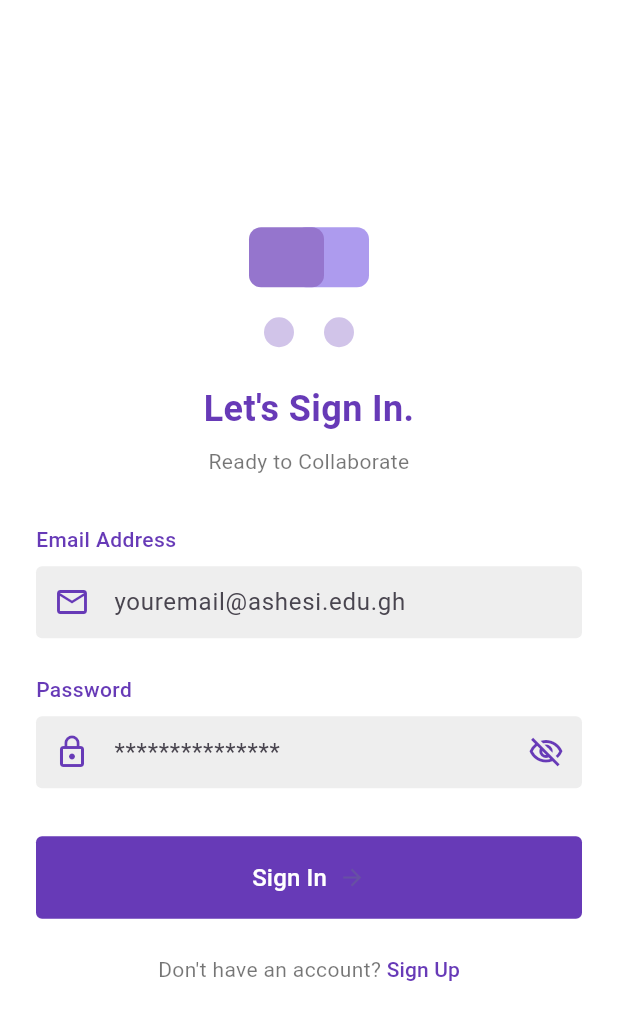
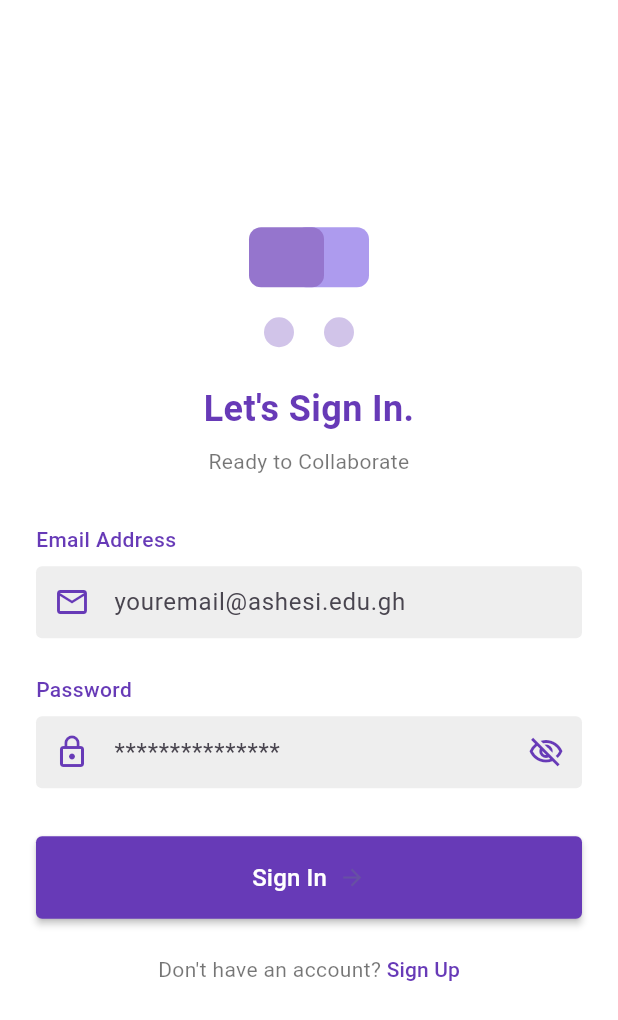
Before and after one commit to DaveSaah/collabhub, a Flutter app: the screen it shows after launch, on a phone screen of 412 x 824 dp. Shown: the top 1020 px of the screen. Run offline on Flutter 3.47's test engine with Material 3 defaults, Android fonts, the light colour scheme and no system bars; our stand-ins replace cloud_firestore, firebase_auth, firebase_core; accounts and stored records are empty.

Commit message:
animation for login

```diff
--- a/lib/views/auth/login_page.dart
+++ b/lib/views/auth/login_page.dart
@@ -11,11 +11,40 @@
   State<LoginScreen> createState() => _LoginScreenState();
 }
 
-class _LoginScreenState extends State<LoginScreen> {
+class _LoginScreenState extends State<LoginScreen> with SingleTickerProviderStateMixin {
   bool _obscureText = true;
   final TextEditingController _emailController = TextEditingController();
   final TextEditingController _passwordController = TextEditingController();
   final AuthService _authService = AuthService();
+  bool _isLoading = false;
+
+  // Animation controller and animation
+  late AnimationController _animationController;
+  late Animation<double> _scaleAnimation;
+  late Animation<double> _fadeAnimation;
+
+  @override
+  void initState() {
+    super.initState();
+    _animationController = AnimationController(
+      vsync: this,
+      duration: const Duration(milliseconds: 800),
+    );
+
+    _scaleAnimation = Tween<double>(begin: 1.0, end: 0.95).animate(
+      CurvedAnimation(
+        parent: _animationController,
+        curve: Curves.easeInOut,
+      ),
+    );
+
+    _fadeAnimation = Tween<double>(begin: 0.0, end: 1.0).animate(
+      CurvedAnimation(
+        parent: _animationController,
+        curve: Curves.easeIn,
+      ),
+    );
+  }
 
   // Validation functions
   bool _isValidAshesiEmail(String email) {
@@ -59,13 +88,36 @@
       return;
     }
 
+    // Start loading animation
+    setState(() {
+      _isLoading = true;
+    });
+    _animationController.repeat(reverse: true);
+
     try {
       await _authService.signInWithEmailAndPassword(email, password);
+
+      // Stop animation
+      _animationController.stop();
+      setState(() {
+        _isLoading = false;
+      });
+
       if (mounted) {
+        // Show success animation and dialog
+        _animationController.reset();
+        _animationController.forward();
+
         showDialog(
           context: context,
-          builder:
-              (context) => PopupDialog(
+          builder: (context) => AnimatedBuilder(
+            animation: _fadeAnimation,
+            builder: (context, child) {
+              return FadeTransition(
+                opacity: _fadeAnimation,
+                child: ScaleTransition(
+                  scale: _scaleAnimation,
+                  child: PopupDialog(
                     title: 'Success',
                     message: 'Login successful. Welcome back!',
                     icon: Icons.check_circle_outline,
@@ -73,8 +125,23 @@
                     onDismiss: () {
                       Navigator.pushReplacement(
                         context,
-                    MaterialPageRoute(
-                      builder: (context) => const ProjectListingsScreen(),
+                        PageRouteBuilder(
+                          pageBuilder: (context, animation, secondaryAnimation) => const ProjectListingsScreen(),
+                          transitionsBuilder: (context, animation, secondaryAnimation, child) {
+                            var begin = const Offset(1.0, 0.0);
+                            var end = Offset.zero;
+                            var curve = Curves.easeInOut;
+                            var tween = Tween(begin: begin, end: end).chain(CurveTween(curve: curve));
+                            return SlideTransition(
+                              position: animation.drive(tween),
+                              child: child,
+                            );
+                          },
+                          transitionDuration: const Duration(milliseconds: 500),
+                        ),
+                      );
+                    },
+                  ),
                 ),
               );
             },
@@ -82,6 +149,12 @@
         );
       }
     } catch (e) {
+      // Stop animation
+      _animationController.stop();
+      setState(() {
+        _isLoading = false;
+      });
+
       if (mounted) {
         String errorMessage = 'Login failed';
         IconData errorIcon = Icons.error_outline;
@@ -98,8 +171,7 @@
 
         showDialog(
           context: context,
-          builder:
-              (context) => PopupDialog(
+          builder: (context) => PopupDialog(
             title: 'Login Failed',
             message: errorMessage,
             icon: errorIcon,
@@ -114,6 +186,7 @@
   void dispose() {
     _emailController.dispose();
     _passwordController.dispose();
+    _animationController.dispose();
     super.dispose();
   }
 
@@ -129,8 +202,13 @@
               mainAxisSize: MainAxisSize.min,
               crossAxisAlignment: CrossAxisAlignment.stretch,
               children: [
-                // Logo creation
+                // Logo with animation
                 Center(
+                  child: AnimatedBuilder(
+                    animation: _animationController,
+                    builder: (context, child) {
+                      return Transform.scale(
+                        scale: _isLoading ? 1.0 + (_scaleAnimation.value - 0.95) * 0.1 : 1.0,
                         child: SizedBox(
                           width: 80,
                           height: 80,
@@ -189,11 +267,17 @@
                             ],
                           ),
                         ),
+                      );
+                    },
+                  ),
                 ),
                 const SizedBox(height: 24),
 
-                // Sign In Text
-                const Text(
+                // Sign In Text with animation
+                AnimatedOpacity(
+                  opacity: _isLoading ? 0.7 : 1.0,
+                  duration: const Duration(milliseconds: 300),
+                  child: const Text(
                     "Let's Sign In.",
                     style: TextStyle(
                       fontSize: 24,
@@ -201,6 +285,7 @@
                       color: Colors.deepPurple,
                     ),
                     textAlign: TextAlign.center,
+                  ),
                 ),
                 const SizedBox(height: 8),
 
@@ -241,6 +326,7 @@
                       contentPadding: const EdgeInsets.symmetric(vertical: 12),
                     ),
                     keyboardType: TextInputType.emailAddress,
+                    enabled: !_isLoading,
                   ),
                 ),
                 const SizedBox(height: 24),
@@ -279,7 +365,9 @@
                               : Icons.visibility_outlined,
                           color: Colors.deepPurple,
                         ),
-                        onPressed: () {
+                        onPressed: _isLoading
+                            ? null
+                            : () {
                                 setState(() {
                                   _obscureText = !_obscureText;
                                 });
@@ -287,22 +375,37 @@
                       ),
                       contentPadding: const EdgeInsets.symmetric(vertical: 12),
                     ),
+                    enabled: !_isLoading,
                   ),
                 ),
                 const SizedBox(height: 32),
 
-                // Sign In Button
-                ElevatedButton(
-                  onPressed: _loginUser,
+                // Sign In Button with animation - Fixed Matrix4 syntax
+                AnimatedContainer(
+                  duration: const Duration(milliseconds: 300),
+                  transform: _isLoading
+                      ? (Matrix4.identity()..scale(0.98))
+                      : Matrix4.identity(),
+                  child: ElevatedButton(
+                    onPressed: _isLoading ? null : _loginUser,
                     style: ElevatedButton.styleFrom(
                       backgroundColor: Colors.deepPurple,
                       padding: const EdgeInsets.symmetric(vertical: 16),
-                    elevation: 0,
+                      elevation: _isLoading ? 0 : 2,
                       shape: RoundedRectangleBorder(
                         borderRadius: BorderRadius.circular(4),
                       ),
                     ),
-                  child: Row(
+                    child: _isLoading
+                        ? const SizedBox(
+                            height: 20,
+                            width: 20,
+                            child: CircularProgressIndicator(
+                              color: Colors.white,
+                              strokeWidth: 3,
+                            ),
+                          )
+                        : Row(
                             mainAxisAlignment: MainAxisAlignment.center,
                             children: const [
                               Text(
@@ -318,10 +421,14 @@
                             ],
                           ),
                   ),
+                ),
                 const SizedBox(height: 24),
 
                 // Sign Up Text
-                Center(
+                AnimatedOpacity(
+                  opacity: _isLoading ? 0.5 : 1.0,
+                  duration: const Duration(milliseconds: 300),
+                  child: Center(
                     child: Row(
                       mainAxisAlignment: MainAxisAlignment.center,
                       children: [
@@ -330,12 +437,25 @@
                           style: TextStyle(color: Colors.black54),
                         ),
                         TextButton(
-                        onPressed: () {
-                          // Navigate to sign up screen
+                          onPressed: _isLoading
+                              ? null
+                              : () {
+                                  // Navigate to sign up screen with animation
                                   Navigator.push(
                                     context,
-                            MaterialPageRoute(
-                              builder: (context) => const SignupScreen(),
+                                    PageRouteBuilder(
+                                      pageBuilder: (context, animation, secondaryAnimation) => const SignupScreen(),
+                                      transitionsBuilder: (context, animation, secondaryAnimation, child) {
+                                        var begin = const Offset(1.0, 0.0);
+                                        var end = Offset.zero;
+                                        var curve = Curves.easeInOut;
+                                        var tween = Tween(begin: begin, end: end).chain(CurveTween(curve: curve));
+                                        return SlideTransition(
+                                          position: animation.drive(tween),
+                                          child: child,
+                                        );
+                                      },
+                                      transitionDuration: const Duration(milliseconds: 500),
                                     ),
                                   );
                                 },
@@ -353,6 +473,7 @@
                       ],
                     ),
                   ),
+                ),
                 const SizedBox(height: 16),
               ],
             ),
--- a/lib/views/chat.dart
+++ b/lib/views/chat.dart
@@ -1,4 +1,5 @@
 import 'package:flutter/material.dart';
+
 
 class ChatScreen extends StatefulWidget {
   const ChatScreen({super.key});
--- a/lib/views/project_listings.dart
+++ b/lib/views/project_listings.dart
@@ -508,6 +508,7 @@
         // Navigate to Collabs screen
         Navigator.push(
           context,
+
           MaterialPageRoute(builder: (context) => const CollabsScreen()),
         ).then((_) {
           // When returning to this screen, ensure the index is reset to 0
```
Also changed, not shown: lib/views/myproject.dart (line endings or trailing spaces). Lines whose indentation alone changed are shown as unchanged.
